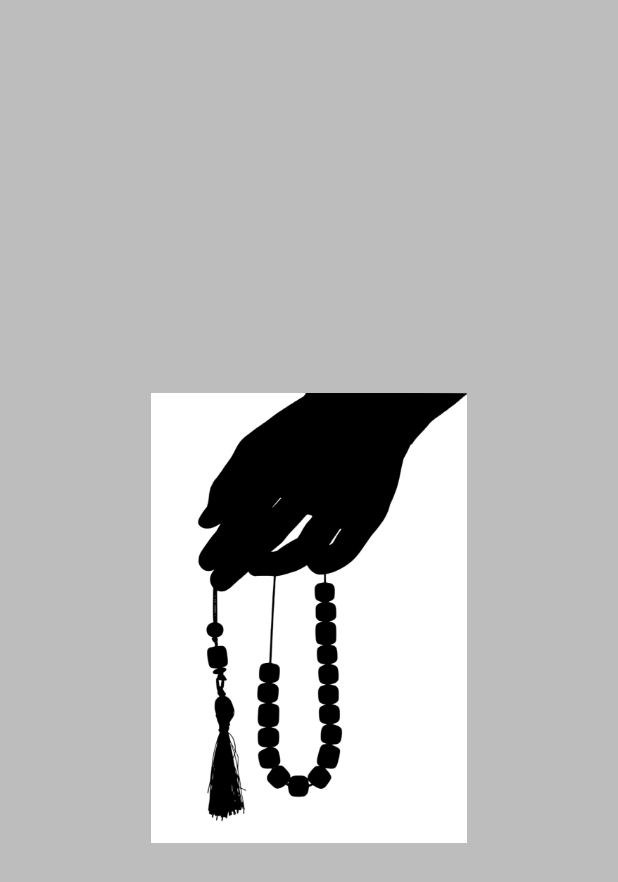
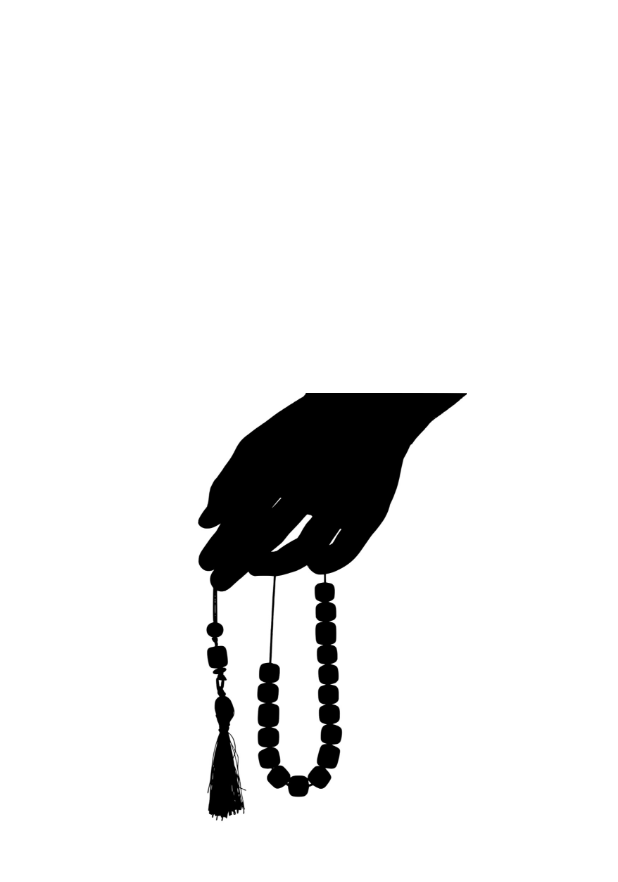
Before and after one commit to Elhaw2003/sepha-app-nti, a Flutter app: the SplashScreen screen opened directly, on a phone screen of 412 x 824 dp. Shown: the top 882 px of the screen. Run offline on Flutter 3.47's test engine with Material 3 defaults, Android fonts, the phone set to English and light mode, and no system bars; our stand-ins replace bloc, flutter_bloc.

Commit message:
add splash screen

```diff
--- a/lib/features/splash/view/splash_screen.dart
+++ b/lib/features/splash/view/splash_screen.dart
@@ -25,9 +25,9 @@ class _SplashScreenState extends State<SplashScreen> {
   }
   @override
   Widget build(BuildContext context) {
-    return  Scaffold(
-      backgroundColor: AppColors.grey,
-      body: const SplashBody(),
+    return  const Scaffold(
+      backgroundColor: AppColors.white,
+      body: SplashBody(),
     );
   }
 }
--- a/lib/main.dart
+++ b/lib/main.dart
@@ -1,6 +1,5 @@
 import 'package:flutter/material.dart';
-
-import 'features/home/presentation/view/home_screen.dart';
+import 'features/splash/view/splash_screen.dart';
 
 void main() {
   runApp(const SephaApp());
@@ -12,7 +11,7 @@ class SephaApp extends StatelessWidget {
   Widget build(BuildContext context) {
     return const MaterialApp(
       debugShowCheckedModeBanner: false,
-      home: HomeScreen(),
+      home: SplashScreen(),
     );
   }
 }
```
